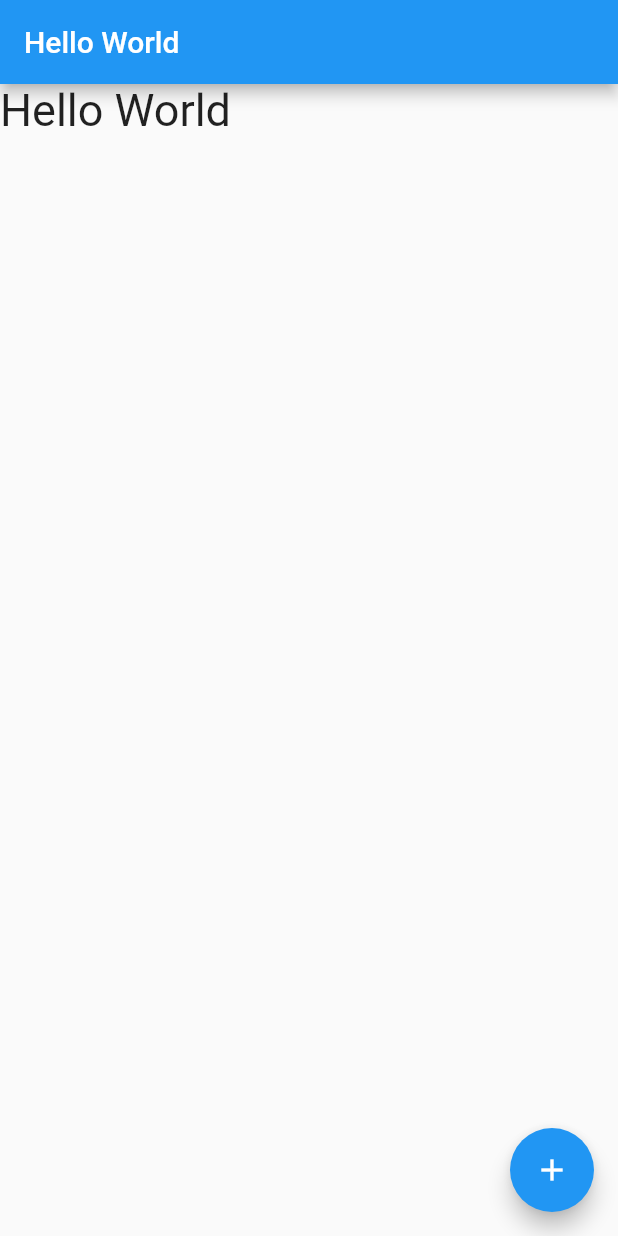
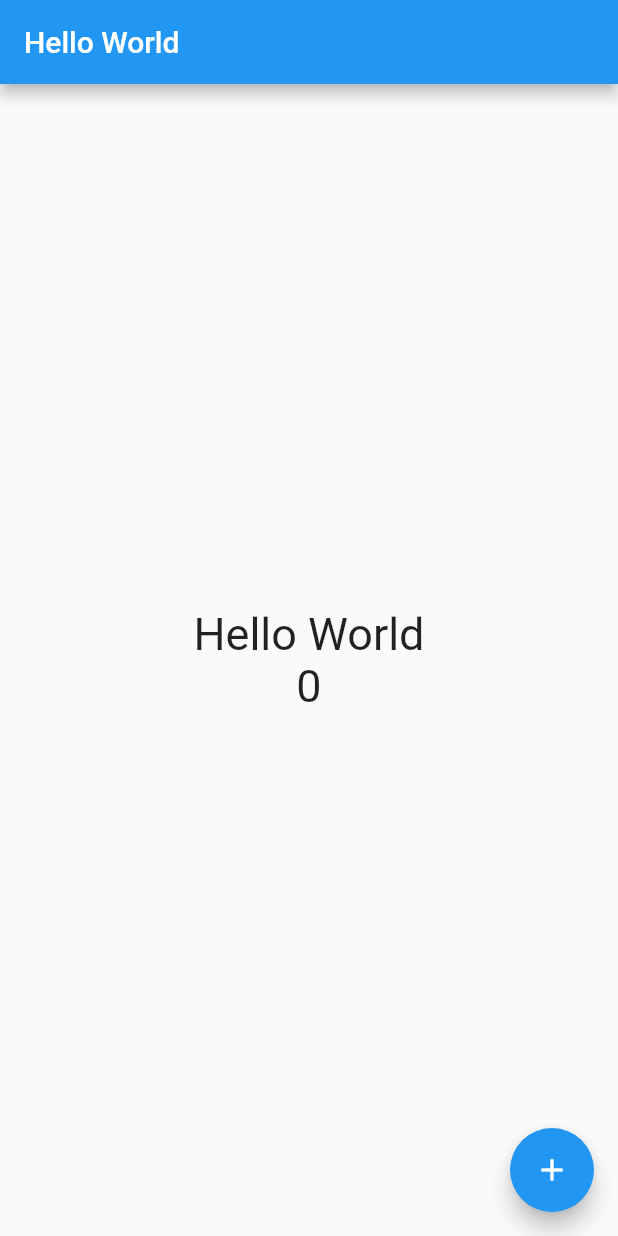
Before and after one commit to jiyeonjoy/flutter_exam, a Flutter app: the screen it shows after launch, on a phone screen of 412 x 824 dp. Run offline on Flutter 3.47's test engine with Material 2 defaults, Android fonts, the phone set to English and light mode, and no system bars.

Commit message:
버튼 누르면 숫자 올라가는 거 추가

```diff
--- a/lib/main.dart
+++ b/lib/main.dart
@@ -34,6 +34,7 @@ class HelloPage extends StatefulWidget {
 class _HelloPageState extends State<HelloPage> {
   // 얘는 변경가능한 메세지, _없으면 public _있으면 private
   String _message = 'Hello World';
+  int _counter = 0;
 
   @override
   Widget build(BuildContext context) {
@@ -45,13 +46,22 @@ class _HelloPageState extends State<HelloPage> {
         appBar: AppBar(
           title: Text(widget.title),
         ),
-        body: Text(_message, style: TextStyle(fontSize: 30)));
+        body: Center(
+            child: Column(
+              mainAxisAlignment: MainAxisAlignment.center,
+              children: <Widget>[
+                Text(_message, style: TextStyle(fontSize: 30)),
+                Text('$_counter', style: TextStyle(fontSize: 30)),
+              ],
+            )
+        ));
   }
 
   // message 값을 바꿔주는 메소드
   void _changeMessage() {
     setState(() {
       _message = '헬로 월드';
+      _counter++;
     });
   }
 }
```
